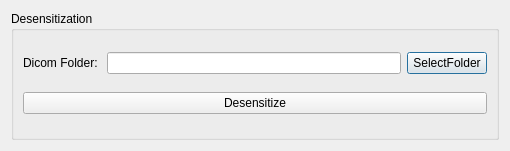
Before: the Qt Designer form Desensitization.ui in zhuyun86/PyWork, drawn with Qt 5.
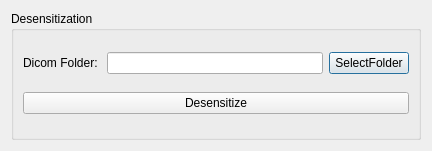
After: the same form once the commit is applied.

Commit message: 测试Qt加载UI界面LoadUI

```diff
--- a/Desensitization.ui
+++ b/Desensitization.ui
@@ -6,7 +6,7 @@
    <rect>
     <x>0</x>
     <y>0</y>
-    <width>510</width>
+    <width>432</width>
     <height>151</height>
    </rect>
   </property>
```
The commit also changes 1 other file.
